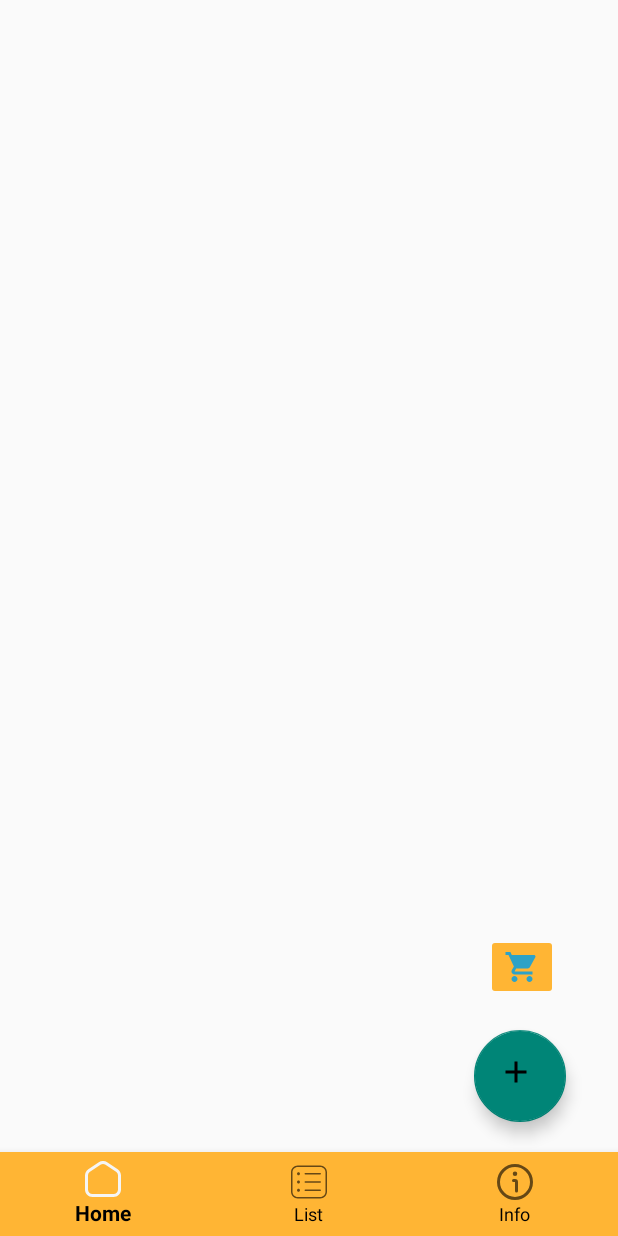
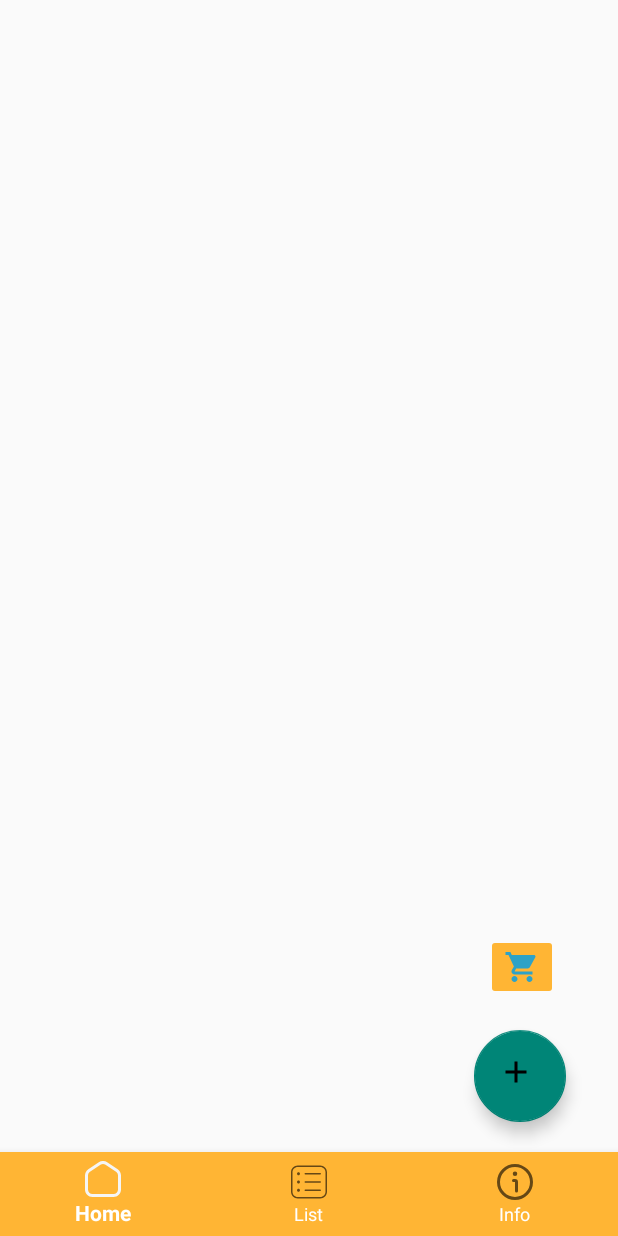
Before and after one commit to IT21224348/Suitcase-mobile-app, an Android app: the ItemList_page screen opened directly, with no data from a screen before it, on a phone screen of 412 x 824 dp. Run offline under Robolectric (Android 15) with nearby library versions, the phone set to English and light mode, and no system bars; our stand-ins replace Firebase (no records; nobody signed in at launch, a user with empty details on screens opened directly); Roboto replaces fonts that are not available here.

Commit message:
Added bottom nav bar with colors 2

```diff
--- a/app/src/main/res/layout/activity_item_list_page.xml
+++ b/app/src/main/res/layout/activity_item_list_page.xml
@@ -48,7 +48,7 @@
         app:layout_constraintBottom_toBottomOf="parent"
         app:layout_constraintEnd_toEndOf="parent"
         app:layout_constraintStart_toStartOf="parent"
-        app:itemTextColor="@color/black"
+        app:itemTextColor="@color/white"
         android:background="@color/dark_yellow"
         app:menu="@menu/bottom_nav">
 
```
